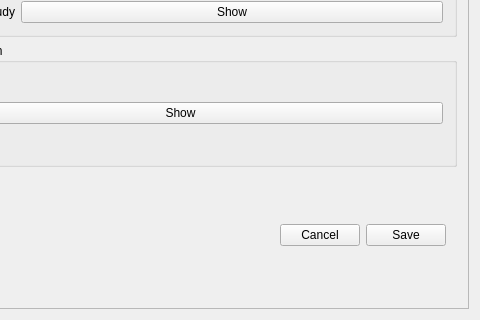
Before: the Qt Designer form gui/newmember.ui in BoraYang/onnuri, drawn with Qt 5; both pictures show x 119 to 599 and y 604 to 924 of the 599 by 924 pixel window.
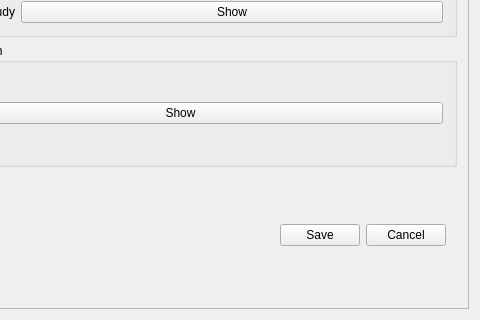
After: the same form once the commit is applied.

```diff
--- a/gui/newmember.ui
+++ b/gui/newmember.ui
@@ -476,13 +476,6 @@
             </property>
            </spacer>
           </item>
-          <item>
-           <widget class="QPushButton" name="btn_cancel">
-            <property name="text">
-             <string>Cancel</string>
-            </property>
-           </widget>
-          </item>
           <item>
            <widget class="QPushButton" name="btn_save">
             <property name="text">
@@ -490,6 +483,13 @@
             </property>
            </widget>
           </item>
+          <item>
+           <widget class="QPushButton" name="btn_cancel">
+            <property name="text">
+             <string>Cancel</string>
+            </property>
+           </widget>
+          </item>
          </layout>
         </widget>
        </item>
```
Left out of the diff: 1 changed line with no effect on the pictures.
